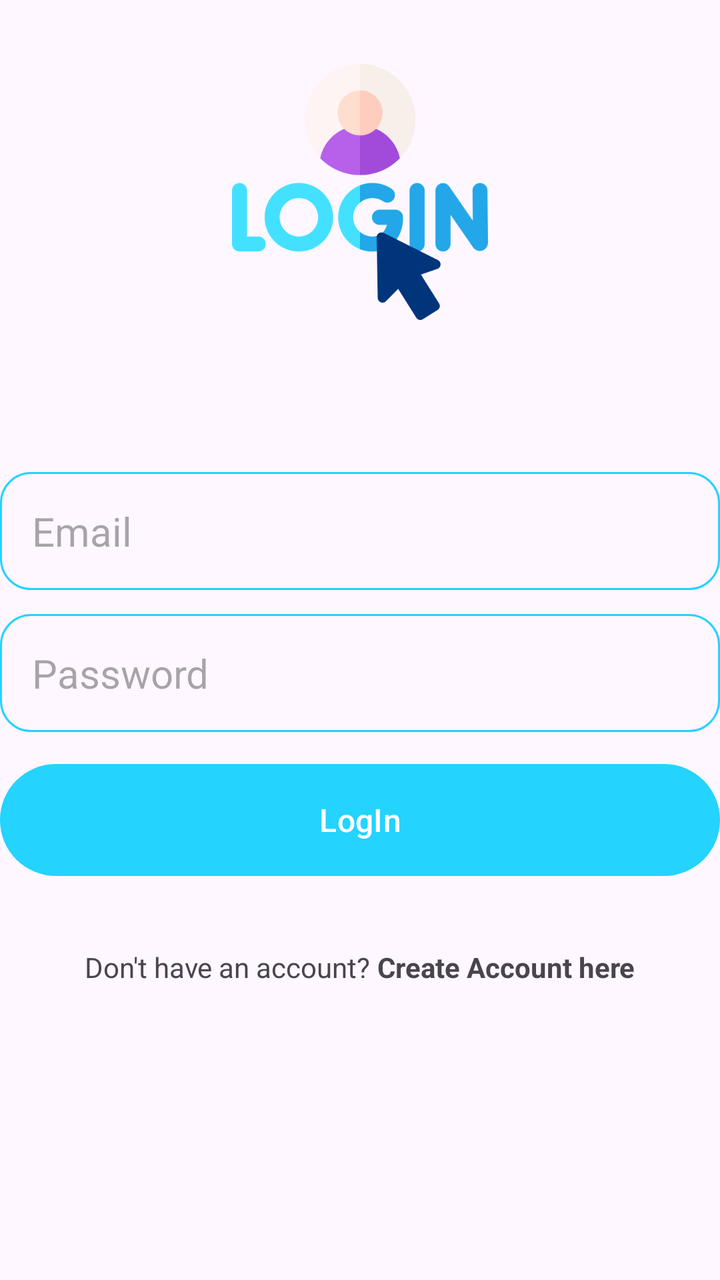
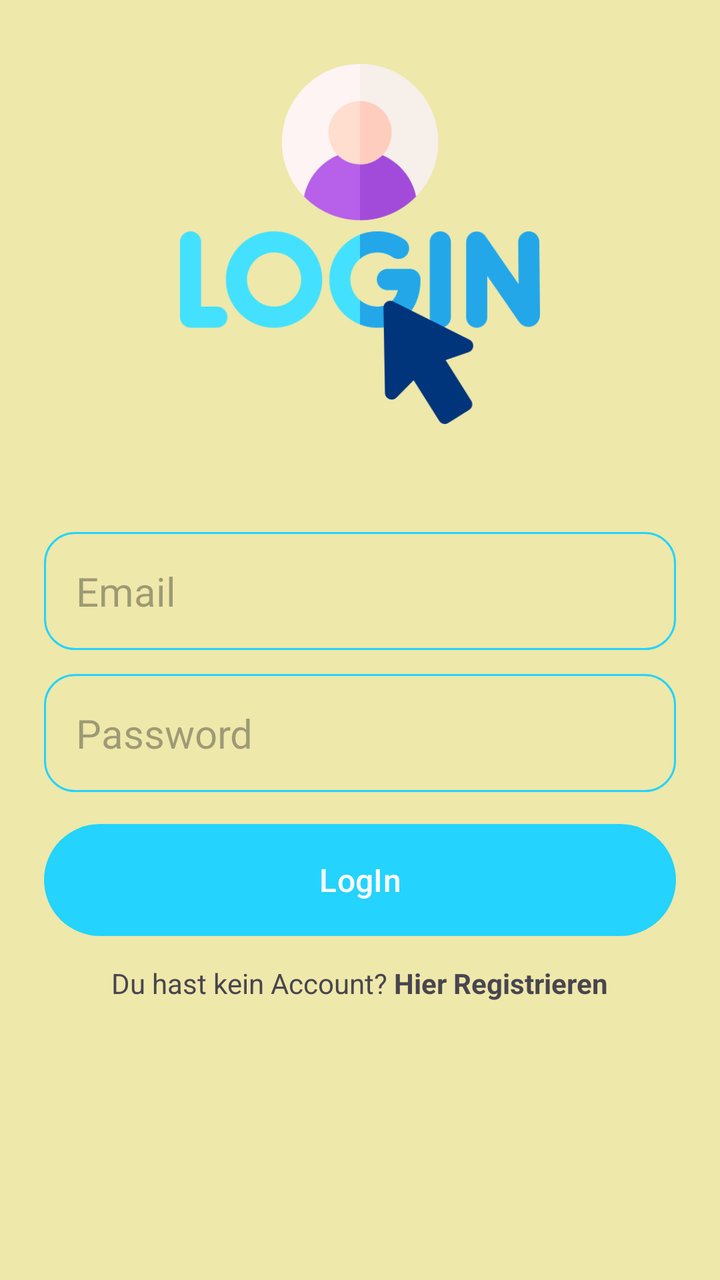

Two renders of the same Android screen: before a commit and after it. Below are the layout's source before the change and the commit's diff.
<!-- AndroidManifest.xml: application theme Theme.MyWrotes -->
<!-- res/layout/activity_login.xml -->
<?xml version="1.0" encoding="utf-8"?>
<RelativeLayout xmlns:android="http://schemas.android.com/apk/res/android"
    xmlns:app="http://schemas.android.com/apk/res-auto"
    xmlns:tools="http://schemas.android.com/tools"
    android:layout_width="match_parent"
    android:layout_height="match_parent"
    android:layout_marginVertical="16dp"
    android:layout_marginHorizontal="32dp"
    tools:context=".LoginActivity">
    <ImageView
        android:layout_width="128dp"
        android:layout_height="128dp"
        android:layout_centerHorizontal="true"
        android:layout_marginVertical="32dp"
        android:id="@+id/log_in_icon"
        android:src="@drawable/log_in"/>

    <LinearLayout
        android:layout_width="match_parent"
        android:layout_height="wrap_content"
        android:layout_below="@id/log_in_icon"
        android:id="@+id/hello_text"
        android:orientation="vertical">

    </LinearLayout>

    <LinearLayout
        android:layout_width="match_parent"
        android:layout_height="wrap_content"
        android:id="@+id/form_layout"
        android:layout_below="@id/hello_text"
        android:layout_marginVertical="32dp"
        android:orientation="vertical">

        <EditText
            android:layout_width="match_parent"
            android:layout_height="wrap_content"
            android:id="@+id/email_input_text"
            android:inputType="textEmailAddress"
            android:hint="Email"
            android:textSize="20sp"
            android:background="@drawable/rounded_sides"
            android:padding="16dp"
            android:layout_marginTop="12dp"
            />
        <EditText
            android:layout_width="match_parent"
            android:layout_height="wrap_content"
            android:id="@+id/password_input_text"
            android:inputType="textPassword"
            android:hint="Password"
            android:textSize="20sp"
            android:background="@drawable/rounded_sides"
            android:padding="16dp"
            android:layout_marginTop="12dp"
            />


        <com.google.android.material.button.MaterialButton
            android:layout_width="match_parent"
            android:id="@+id/login_btn"
            android:layout_height="64dp"
            android:text="LogIn"
            android:layout_marginTop="12dp"
            android:textSize="16sp"
            />

        <ProgressBar
            android:layout_width="24dp"
            android:layout_height="64dp"
            android:id="@+id/progress_bar"
            android:layout_gravity="center"
            android:visibility="gone"
            android:layout_marginTop="12dp"/>

    </LinearLayout>

    <LinearLayout
        android:layout_width="match_parent"
        android:layout_height="wrap_content"
        android:layout_below="@id/form_layout"
        android:orientation="horizontal"
        android:gravity="center">

        <TextView
            android:layout_width="wrap_content"
            android:layout_height="wrap_content"
            android:text="Don't have an account? "/>

        <TextView
            android:layout_width="wrap_content"
            android:layout_height="wrap_content"
            android:textStyle="bold"
            android:id="@+id/create_account_text_view_btn"
            android:text="Create Account here"/>

    </LinearLayout>

</RelativeLayout>
<!-- resources referenced by this layout -->
<resources>
  <!-- drawable log_in: png bitmap (drawable, 26700 bytes) -->
  <!-- drawable rounded_sides (drawable) -->
  <?xml version="1.0" encoding="utf-8"?>
  <shape xmlns:android="http://schemas.android.com/apk/res/android"
      android:shape="rectangle">
      <corners android:radius="15dp"/>
      <stroke android:width="1dp" android:color="@color/my_primary"/>
  
  </shape>
  <style name="Theme.MyWrotes" parent="Base.Theme.MyWrotes" />
  <color name="my_primary">#FF24D3FE</color>
  <style name="Base.Theme.MyWrotes" parent="Theme.Material3.DayNight.NoActionBar">
          
  
          
          <item name="colorPrimary">@color/my_primary</item>
          <item name="colorPrimaryVariant">@color/my_primary</item>
          <item name="colorOnPrimary">@color/white</item>
          
          <item name="colorSecondary">@color/teal_200</item>
          <item name="colorSecondaryVariant">@color/teal_700</item>
          <item name="colorOnSecondary">@color/black</item>
          
          <item name="android:statusBarColor" tools:targetApi="l">@color/my_primary</item>
          
      </style>
  <color name="white">#FFFFFFFF</color>
  <color name="teal_200">#FF03DAC5</color>
  <color name="teal_700">#FF018786</color>
  <color name="black">#FF000000</color>
</resources>

<!-- the commit's change to res/layout/activity_login.xml (unified diff, before → after) -->
@@ -4,12 +4,11 @@
     xmlns:tools="http://schemas.android.com/tools"
     android:layout_width="match_parent"
     android:layout_height="match_parent"
-    android:layout_marginVertical="16dp"
-    android:layout_marginHorizontal="32dp"
+    android:background="@color/main_color"
     tools:context=".LoginActivity">
     <ImageView
-        android:layout_width="128dp"
-        android:layout_height="128dp"
+        android:layout_width="180dp"
+        android:layout_height="180dp"
         android:layout_centerHorizontal="true"
         android:layout_marginVertical="32dp"
         android:id="@+id/log_in_icon"
@@ -29,7 +28,8 @@
         android:layout_height="wrap_content"
         android:id="@+id/form_layout"
         android:layout_below="@id/hello_text"
-        android:layout_marginVertical="32dp"
+        android:layout_marginVertical="10dp"
+        android:layout_marginHorizontal="22dp"
         android:orientation="vertical">
 
         <EditText
@@ -63,6 +63,8 @@
             android:text="LogIn"
             android:layout_marginTop="12dp"
             android:textSize="16sp"
+            android:textColor="@color/white"
+            app:backgroundTint="@color/light_blue"
             />
 
         <ProgressBar
@@ -85,14 +87,14 @@
         <TextView
             android:layout_width="wrap_content"
             android:layout_height="wrap_content"
-            android:text="Don't have an account? "/>
+            android:text="Du hast kein Account? "/>
 
         <TextView
             android:layout_width="wrap_content"
             android:layout_height="wrap_content"
             android:textStyle="bold"
             android:id="@+id/create_account_text_view_btn"
-            android:text="Create Account here"/>
+            android:text="Hier Registrieren"/>
 
     </LinearLayout>
 
<!-- resource entries referenced after the edit -->
@@ -1,29 +1,30 @@
 <!-- resources referenced by this layout -->
 <resources>
+  <color name="light_blue">#FF24D3FE</color>
+  <color name="main_color">#EEE8AA</color>
   <!-- drawable log_in: png bitmap (drawable, 26700 bytes) -->
   <!-- drawable rounded_sides (drawable) -->
   <?xml version="1.0" encoding="utf-8"?>
   <shape xmlns:android="http://schemas.android.com/apk/res/android"
       android:shape="rectangle">
       <corners android:radius="15dp"/>
-      <stroke android:width="1dp" android:color="@color/my_primary"/>
+      <stroke android:width="1dp" android:color="@color/light_blue"/>
   
   </shape>
   <style name="Theme.MyWrotes" parent="Base.Theme.MyWrotes" />
-  <color name="my_primary">#FF24D3FE</color>
   <style name="Base.Theme.MyWrotes" parent="Theme.Material3.DayNight.NoActionBar">
           
   
           
-          <item name="colorPrimary">@color/my_primary</item>
-          <item name="colorPrimaryVariant">@color/my_primary</item>
+          <item name="colorPrimary">@color/main_color</item>
+          <item name="colorPrimaryVariant">@color/main_color</item>
           <item name="colorOnPrimary">@color/white</item>
           
           <item name="colorSecondary">@color/teal_200</item>
           <item name="colorSecondaryVariant">@color/teal_700</item>
           <item name="colorOnSecondary">@color/black</item>
           
-          <item name="android:statusBarColor" tools:targetApi="l">@color/my_primary</item>
+          <item name="android:statusBarColor" tools:targetApi="l">@color/main_color</item>
           
       </style>
   <color name="white">#FFFFFFFF</color>
